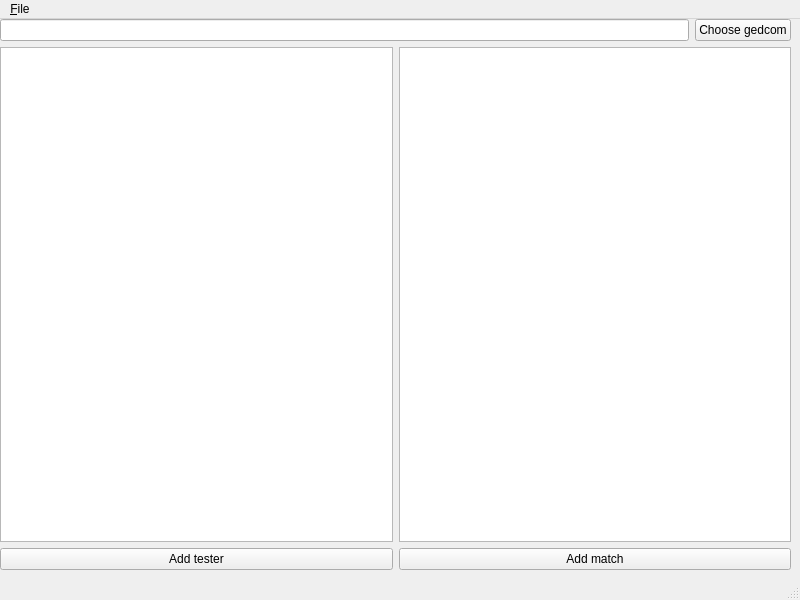
Qt form UI/painter.ui (gregersn/gensplorer) before a commit.
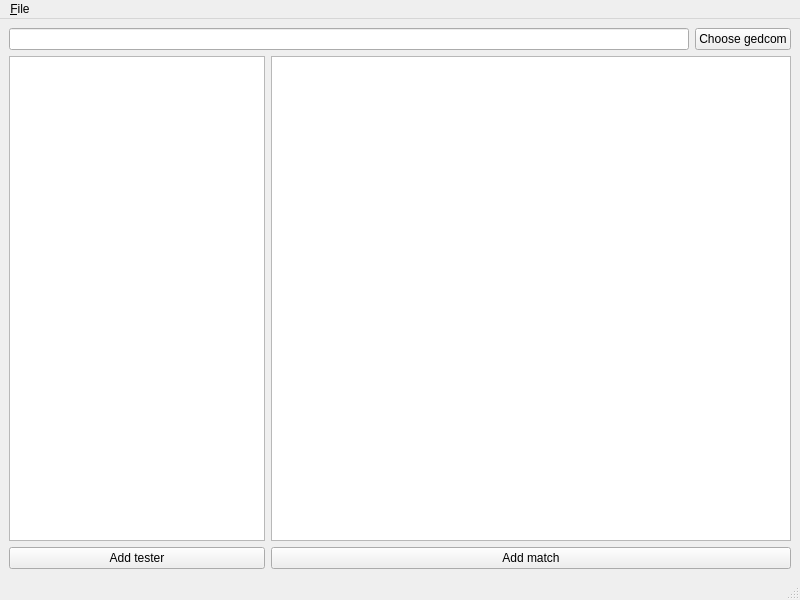
The same form after that commit.

Diff of the .ui file:
```diff
--- a/UI/painter.ui
+++ b/UI/painter.ui
@@ -14,20 +14,15 @@
    <string>MainWindow</string>
   </property>
   <widget class="QWidget" name="centralwidget">
-   <widget class="QWidget" name="verticalLayoutWidget">
-    <property name="geometry">
-     <rect>
-      <x>0</x>
-      <y>0</y>
-      <width>791</width>
-      <height>551</height>
-     </rect>
-    </property>
     <layout class="QVBoxLayout" name="verticalLayout">
      <item>
       <layout class="QHBoxLayout" name="horizontalLayout_2">
        <item>
-        <widget class="QLineEdit" name="inputGedcom"/>
+       <widget class="QLineEdit" name="inputGedcom">
+        <property name="text">
+         <string notr="true"/>
+        </property>
+       </widget>
        </item>
        <item>
         <widget class="QPushButton" name="btnOpenGedcom">
@@ -39,7 +34,7 @@
       </layout>
      </item>
      <item>
-      <layout class="QHBoxLayout" name="horizontalLayout_5">
+     <layout class="QHBoxLayout" name="horizontalLayout_5" stretch="0,1">
        <item>
         <layout class="QVBoxLayout" name="verticalLayout_4">
          <item>
@@ -57,7 +52,7 @@
        <item>
         <layout class="QVBoxLayout" name="verticalLayout_3">
          <item>
-          <widget class="QListView" name="listMatches"/>
+         <widget class="QTableView" name="listMatches"/>
          </item>
          <item>
           <widget class="QPushButton" name="btnAddMatch">
@@ -71,7 +66,6 @@
       </layout>
      </item>
     </layout>
-   </widget>
   </widget>
   <widget class="QMenuBar" name="menubar">
    <property name="geometry">
```
Lines whose indentation alone changed are shown as unchanged.
